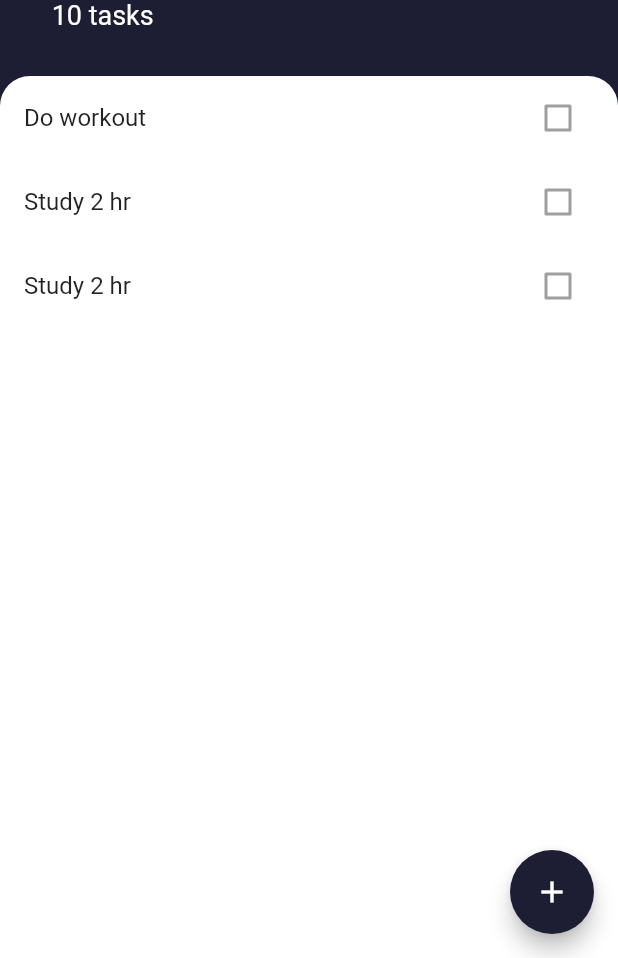
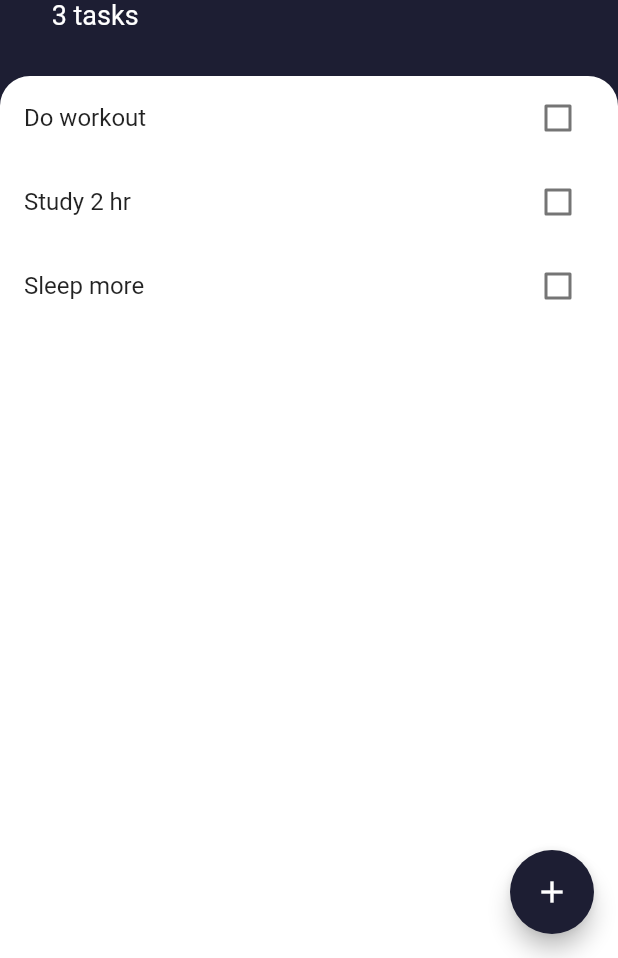
Before and after one commit to Syamgith/todo_flutter, a Flutter app: the screen it shows after launch, on a phone screen of 412 x 824 dp, the part 278-1236 px from its top. Run offline on Flutter 3.47's test engine with Material 2 defaults, Android fonts, the phone set to English and light mode, and no system bars.

Commit message:
added tasks to taskslist

```diff
--- a/lib/screens/tasks_screen.dart
+++ b/lib/screens/tasks_screen.dart
@@ -1,8 +1,20 @@
 import 'package:flutter/material.dart';
+import 'package:todoflutter/models/task.dart';
 import 'package:todoflutter/widgets/bottom_screen.dart';
 import 'package:todoflutter/widgets/tasks_list.dart';
 
-class TasksScreen extends StatelessWidget {
+class TasksScreen extends StatefulWidget {
+  @override
+  _TasksScreenState createState() => _TasksScreenState();
+}
+
+class _TasksScreenState extends State<TasksScreen> {
+  List<Task> tasks = [
+    Task(name: 'Do workout'),
+    Task(name: 'Study 2 hr'),
+    Task(name: 'Sleep more')
+  ];
+
   @override
   Widget build(BuildContext context) {
     return Scaffold(
@@ -18,7 +30,12 @@ class TasksScreen extends StatelessWidget {
               child: Container(
                 padding: EdgeInsets.only(
                     bottom: MediaQuery.of(context).viewInsets.bottom),
-                child: BottomScreen(),
+                child: BottomScreen((newTitle) {
+                  setState(() {
+                    tasks.add(Task(name: newTitle));
+                  });
+                  Navigator.pop(context);
+                }),
               ),
             ),
           );
@@ -52,7 +69,7 @@ class TasksScreen extends StatelessWidget {
                       fontWeight: FontWeight.bold),
                 ),
                 Text(
-                  ' 10 tasks',
+                  ' ${tasks.length} tasks',
                   style: TextStyle(color: Colors.white, fontSize: 18),
                 ),
               ],
@@ -67,7 +84,7 @@ class TasksScreen extends StatelessWidget {
                   topRight: Radius.circular(20),
                 ),
               ),
-              child: TasksList(),
+              child: TasksList(tasks: tasks),
             ),
           )
         ],
--- a/lib/widgets/task_tile.dart
+++ b/lib/widgets/task_tile.dart
@@ -1,7 +1,8 @@
 import 'package:flutter/material.dart';
 
 class TasksTile extends StatelessWidget {
-  TasksTile({this.isChecked, this.title});
+  TasksTile({this.isChecked, this.title, this.cbCallBack});
+  final Function cbCallBack;
   final bool isChecked;
   final String title;
   @override
@@ -13,16 +14,7 @@ class TasksTile extends StatelessWidget {
             decoration: isChecked ? TextDecoration.lineThrough : null),
       ),
       trailing: Checkbox(
-        activeColor: Colors.green,
-        value: isChecked,
-        //onChanged: changeCheckbox),
-      ),
+          activeColor: Colors.green, value: isChecked, onChanged: cbCallBack),
     );
   }
 }
-
-//(bool checkBoxState) {
-//setState(() {
-//isChecked = checkBoxState;
-//});
-//}
--- a/lib/widgets/tasks_list.dart
+++ b/lib/widgets/tasks_list.dart
@@ -3,33 +3,26 @@ import 'package:todoflutter/models/task.dart';
 import 'package:todoflutter/widgets/task_tile.dart';
 
 class TasksList extends StatefulWidget {
+  TasksList({this.tasks});
+  final List<Task> tasks;
   @override
   _TasksListState createState() => _TasksListState();
 }
 
 class _TasksListState extends State<TasksList> {
-  List<Task> tasks = [
-    Task(name: 'Do workout'),
-    Task(name: 'Study 2 hr'),
-    Task(name: 'Sleep more')
-  ];
   @override
   Widget build(BuildContext context) {
-    return ListView(
-      children: <Widget>[
-        TasksTile(
-          title: tasks[0].name,
-          isChecked: tasks[0].isDone,
-        ),
-        TasksTile(
-          title: tasks[1].name,
-          isChecked: tasks[1].isDone,
-        ),
-        TasksTile(
-          title: tasks[1].name,
-          isChecked: tasks[1].isDone,
-        ),
-      ],
-    );
+    return ListView.builder(
+        itemCount: widget.tasks.length,
+        itemBuilder: (context, index) {
+          return TasksTile(
+              title: widget.tasks[index].name,
+              isChecked: widget.tasks[index].isDone,
+              cbCallBack: (bool checkBoxState) {
+                setState(() {
+                  widget.tasks[index].isDone = checkBoxState;
+                });
+              });
+        });
   }
 }
```
Also changed, not shown: lib/widgets/bottom_screen.dart (+9 -1 lines).
